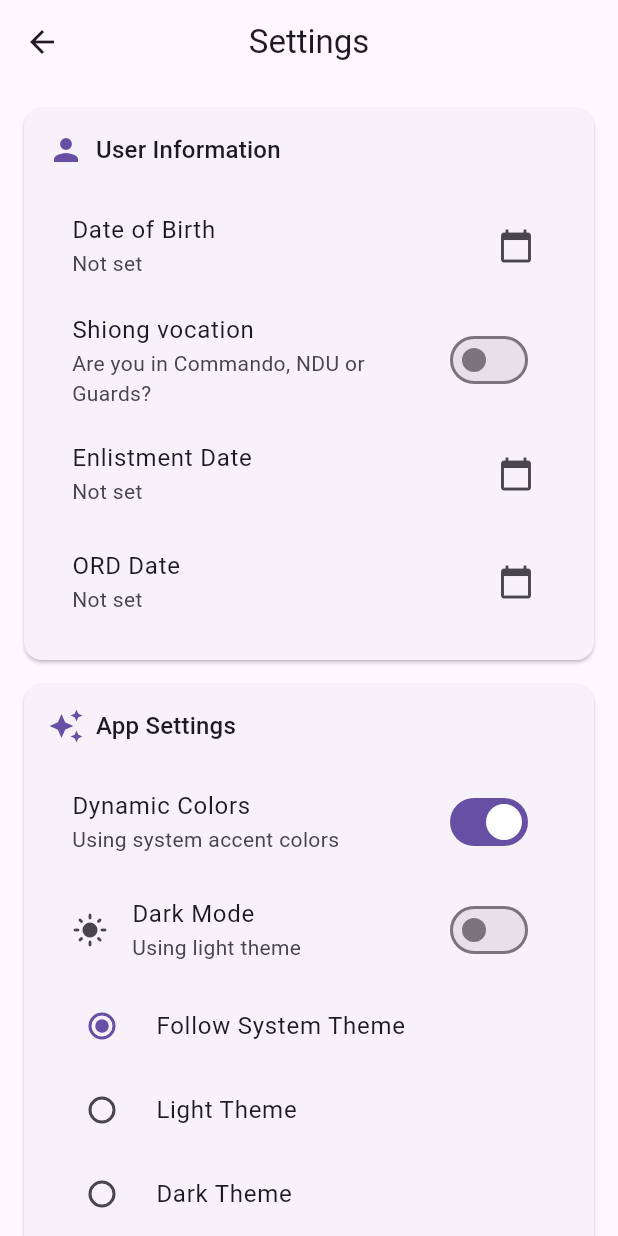
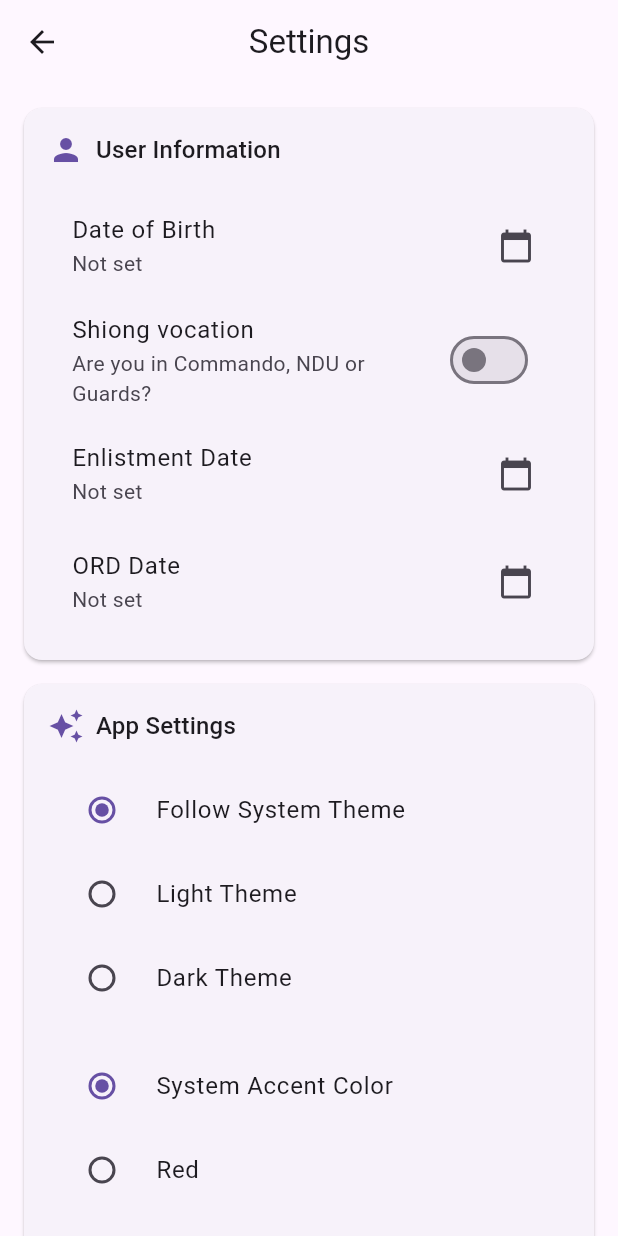
Before and after one commit to gabriel-lau/NS-Buddy, a Flutter app: the SettingsView screen opened directly with empty values, on a phone screen of 412 x 824 dp. Run offline on Flutter 3.47's test engine with Material 3 defaults, Android fonts, the phone set to English and light mode, and no system bars; drawn by our look-alikes of dynamic_color; our stand-ins replace jiffy, shared_preferences; accounts and stored records are empty.

Commit message:
Minor changes

```diff
--- a/lib/views/settings_view.dart
+++ b/lib/views/settings_view.dart
@@ -172,34 +172,34 @@ class SettingsView extends StatelessWidget {
                                 ],
                               ),
                               const SizedBox(height: 16),
-                              SwitchListTile(
-                                title: const Text('Dynamic Colors'),
-                                subtitle: Text(
-                                  settings.useDynamicColors
-                                      ? 'Using system accent colors'
-                                      : 'Using static colors',
-                                ),
-                                value: settings.useDynamicColors,
-                                onChanged: appController.setDynamicColors,
-                              ),
-                              SwitchListTile(
-                                title: const Text('Dark Mode'),
-                                subtitle: Text(
-                                  settings.isDarkMode
-                                      ? 'Using dark theme'
-                                      : 'Using light theme',
-                                ),
-                                value: settings.isDarkMode,
-                                onChanged: (value) {
-                                  appController.setDynamicColors(false);
-                                  appController.toggleThemeMode();
-                                },
-                                secondary: Icon(
-                                  settings.isDarkMode
-                                      ? Icons.dark_mode
-                                      : Icons.light_mode,
-                                ),
-                              ),
+                              // SwitchListTile(
+                              //   title: const Text('Dynamic Colors'),
+                              //   subtitle: Text(
+                              //     settings.useDynamicColors
+                              //         ? 'Using system accent colors'
+                              //         : 'Using static colors',
+                              //   ),
+                              //   value: settings.useDynamicColors,
+                              //   onChanged: appController.setDynamicColors,
+                              // ),
+                              // SwitchListTile(
+                              //   title: const Text('Dark Mode'),
+                              //   subtitle: Text(
+                              //     settings.isDarkMode
+                              //         ? 'Using dark theme'
+                              //         : 'Using light theme',
+                              //   ),
+                              //   value: settings.isDarkMode,
+                              //   onChanged: (value) {
+                              //     appController.setDynamicColors(false);
+                              //     appController.toggleThemeMode();
+                              //   },
+                              //   secondary: Icon(
+                              //     settings.isDarkMode
+                              //         ? Icons.dark_mode
+                              //         : Icons.light_mode,
+                              //   ),
+                              // ),
                               RadioListTile(
                                 value: ThemeOption.system,
                                 groupValue: settings.theme,
```
Also changed, not shown: lib/controllers/app_controller.dart (+6 -7 lines), pubspec.lock.
